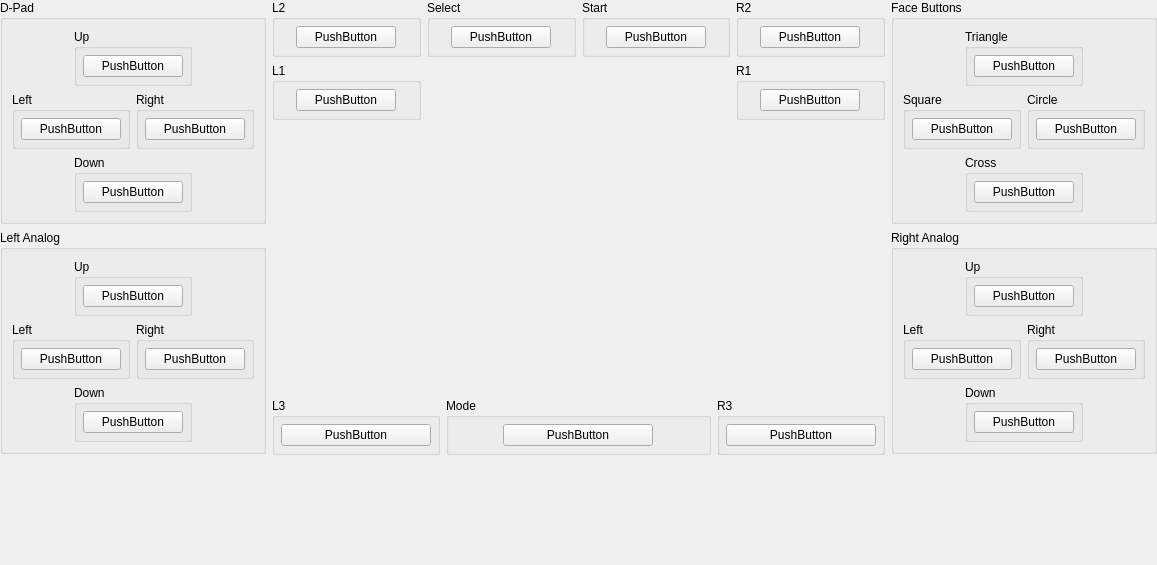
Qt form src/duckstation-qt/controllerbindingwidget_analog_joystick.ui (stenzek/duckstation) before a commit.
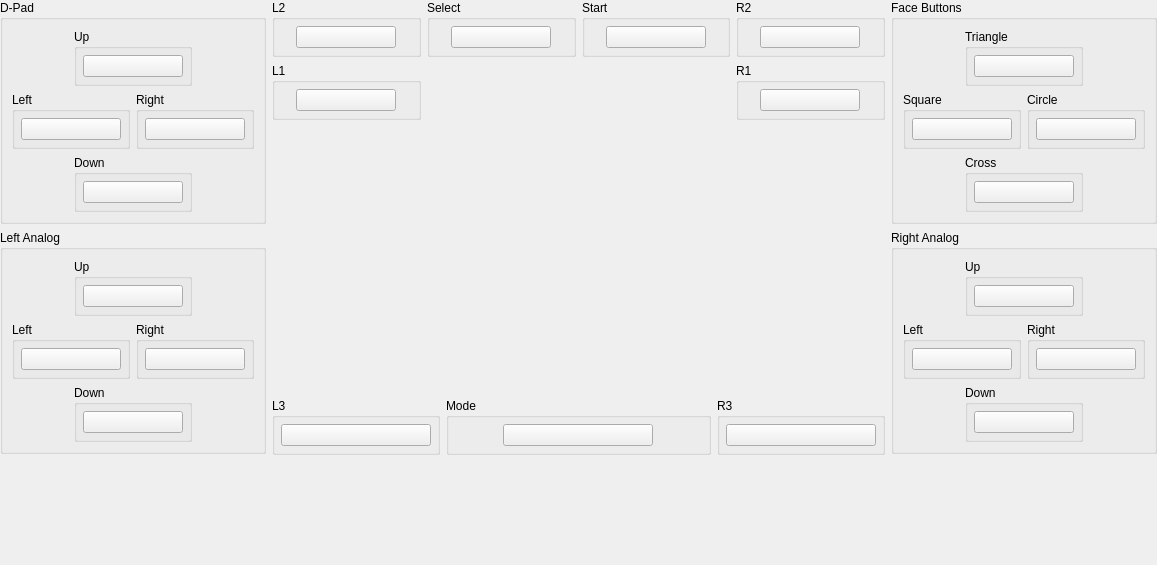
The same form after that commit. Custom widgets are drawn as their Qt base class.

Diff of the .ui file:
```diff
--- a/src/duckstation-qt/controllerbindingwidget_analog_joystick.ui
+++ b/src/duckstation-qt/controllerbindingwidget_analog_joystick.ui
@@ -75,9 +75,6 @@
                <height>16777215</height>
               </size>
              </property>
-             <property name="text">
-              <string>PushButton</string>
-             </property>
             </widget>
            </item>
           </layout>
@@ -115,9 +112,6 @@
                <height>16777215</height>
               </size>
              </property>
-             <property name="text">
-              <string>PushButton</string>
-             </property>
             </widget>
            </item>
           </layout>
@@ -155,9 +149,6 @@
                <height>16777215</height>
               </size>
              </property>
-             <property name="text">
-              <string>PushButton</string>
-             </property>
             </widget>
            </item>
           </layout>
@@ -195,9 +186,6 @@
                <height>16777215</height>
               </size>
              </property>
-             <property name="text">
-              <string>PushButton</string>
-             </property>
             </widget>
            </item>
           </layout>
@@ -244,9 +232,6 @@
                <height>16777215</height>
               </size>
              </property>
-             <property name="text">
-              <string>PushButton</string>
-             </property>
             </widget>
            </item>
           </layout>
@@ -284,9 +269,6 @@
                <height>16777215</height>
               </size>
              </property>
-             <property name="text">
-              <string>PushButton</string>
-             </property>
             </widget>
            </item>
           </layout>
@@ -324,9 +306,6 @@
                <height>16777215</height>
               </size>
              </property>
-             <property name="text">
-              <string>PushButton</string>
-             </property>
             </widget>
            </item>
           </layout>
@@ -364,9 +343,6 @@
                <height>16777215</height>
               </size>
              </property>
-             <property name="text">
-              <string>PushButton</string>
-             </property>
             </widget>
            </item>
           </layout>
@@ -418,9 +394,6 @@
             <height>16777215</height>
            </size>
           </property>
-          <property name="text">
-           <string>PushButton</string>
-          </property>
          </widget>
         </item>
        </layout>
@@ -452,9 +425,6 @@
             <height>16777215</height>
            </size>
           </property>
-          <property name="text">
-           <string>PushButton</string>
-          </property>
          </widget>
         </item>
        </layout>
@@ -486,9 +456,6 @@
             <height>16777215</height>
            </size>
           </property>
-          <property name="text">
-           <string>PushButton</string>
-          </property>
          </widget>
         </item>
        </layout>
@@ -520,9 +487,6 @@
             <height>16777215</height>
            </size>
           </property>
-          <property name="text">
-           <string>PushButton</string>
-          </property>
          </widget>
         </item>
        </layout>
@@ -554,9 +518,6 @@
             <height>16777215</height>
            </size>
           </property>
-          <property name="text">
-           <string>PushButton</string>
-          </property>
          </widget>
         </item>
        </layout>
@@ -588,9 +549,6 @@
             <height>16777215</height>
            </size>
           </property>
-          <property name="text">
-           <string>PushButton</string>
-          </property>
          </widget>
         </item>
        </layout>
@@ -638,9 +596,6 @@
                <height>16777215</height>
               </size>
              </property>
-             <property name="text">
-              <string>PushButton</string>
-             </property>
             </widget>
            </item>
           </layout>
@@ -678,9 +633,6 @@
                <height>16777215</height>
               </size>
              </property>
-             <property name="text">
-              <string>PushButton</string>
-             </property>
             </widget>
            </item>
           </layout>
@@ -718,9 +670,6 @@
                <height>16777215</height>
               </size>
              </property>
-             <property name="text">
-              <string>PushButton</string>
-             </property>
             </widget>
            </item>
           </layout>
@@ -758,9 +707,6 @@
                <height>16777215</height>
               </size>
              </property>
-             <property name="text">
-              <string>PushButton</string>
-             </property>
             </widget>
            </item>
           </layout>
@@ -807,9 +753,6 @@
                <height>16777215</height>
               </size>
              </property>
-             <property name="text">
-              <string>PushButton</string>
-             </property>
             </widget>
            </item>
           </layout>
@@ -847,9 +790,6 @@
                <height>16777215</height>
               </size>
              </property>
-             <property name="text">
-              <string>PushButton</string>
-             </property>
             </widget>
            </item>
           </layout>
@@ -887,9 +827,6 @@
                <height>16777215</height>
               </size>
              </property>
-             <property name="text">
-              <string>PushButton</string>
-             </property>
             </widget>
            </item>
           </layout>
@@ -927,9 +864,6 @@
                <height>16777215</height>
               </size>
              </property>
-             <property name="text">
-              <string>PushButton</string>
-             </property>
             </widget>
            </item>
           </layout>
@@ -1039,9 +973,6 @@
             <height>16777215</height>
            </size>
           </property>
-          <property name="text">
-           <string>PushButton</string>
-          </property>
          </widget>
         </item>
        </layout>
@@ -1079,9 +1010,6 @@
             <height>16777215</height>
            </size>
           </property>
-          <property name="text">
-           <string>PushButton</string>
-          </property>
          </widget>
         </item>
        </layout>
@@ -1126,9 +1054,6 @@
             <height>16777215</height>
            </size>
           </property>
-          <property name="text">
-           <string>PushButton</string>
-          </property>
          </widget>
         </item>
        </layout>
```
